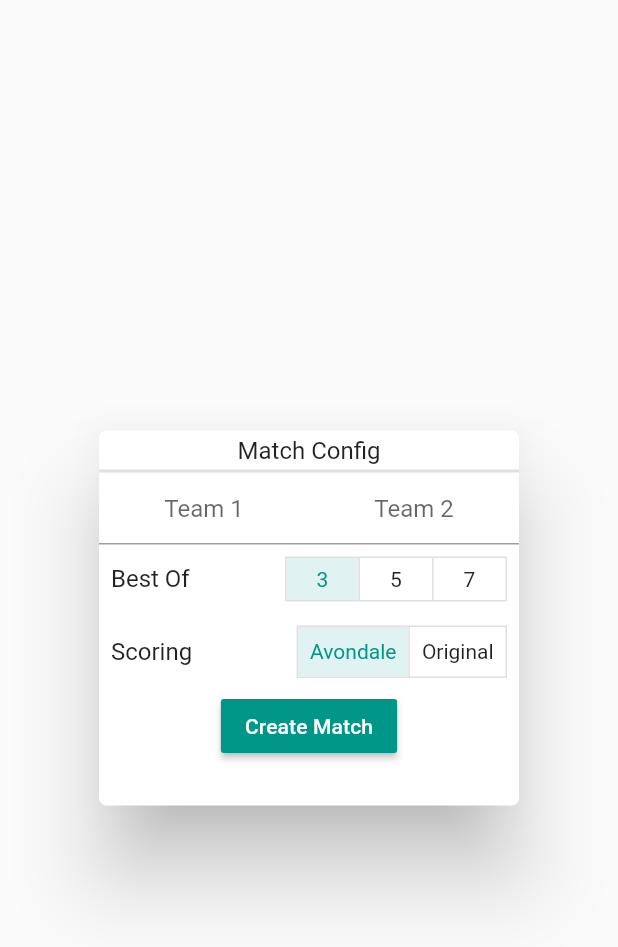
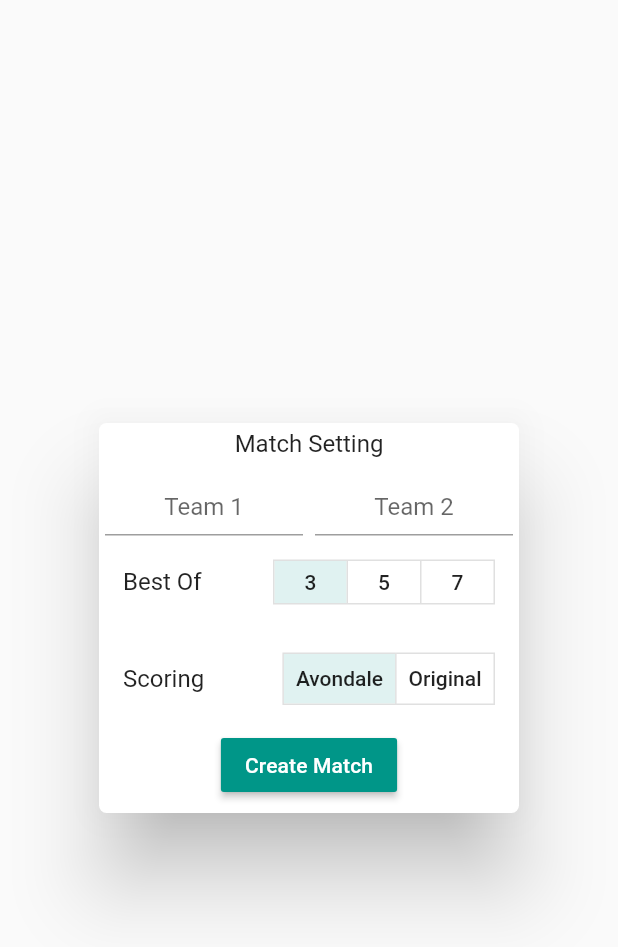
Before and after one commit to linusyoung/fivehundreds, a Flutter app: the NewMatch widget shown alone on an empty page, opened directly, on a phone screen of 412 x 824 dp. Shown: the top 947 px of the screen. Run offline on Flutter 3.47's test engine with Material 2 defaults, Android fonts, the phone set to English and light mode, and no system bars; our stand-ins replace flutter_icons, google_fonts, shared_preferences; accounts and stored records are empty; Roboto replaces fonts that are missing (Courgette).

Commit message:
update match page layout

```diff
--- a/lib/match_data_helper.dart
+++ b/lib/match_data_helper.dart
@@ -3,10 +3,10 @@ import 'dart:convert';
 import 'package:shared_preferences/shared_preferences.dart';
 
 class MatchDataHelper {
-  static Future<String> getMatchInfo(String key) async {
+  static Future<dynamic> getMatchInfo(String key) async {
     final SharedPreferences prefs = await SharedPreferences.getInstance();
 
-    return json.decode(prefs.getString(key)) ?? '';
+    return json.decode(prefs.getString(key)) ?? null;
   }
 
   static Future<bool> setMatchInfo(String key, dynamic value) async {
--- a/lib/model/match_config.dart
+++ b/lib/model/match_config.dart
@@ -6,10 +6,12 @@ class MatchConfig {
   final int games;
   final ScoreMode scoreMode;
   final String uuid;
+  final bool isNewMatch;
 
   MatchConfig(
       {@required this.teamName,
       @required this.games,
       @required this.scoreMode,
+      @required this.isNewMatch,
       @required this.uuid});
 }
--- a/lib/model/match_info.dart
+++ b/lib/model/match_info.dart
@@ -3,12 +3,13 @@ import 'dart:convert';
 class MatchInfo {
   List<String> teamName;
   List<bool> matchScore;
-  // final List<ScoreCard> handHistory;
+  List<int> handHistory;
   List<int> teamScore;
   int games;
   int roundPlayed;
   int handsPlayed;
   int completed;
+  int scoreModeIndex;
 
   MatchInfo();
 
@@ -19,6 +20,13 @@ class MatchInfo {
     _matchScore = _matchScore.substring(1, _matchScore.length - 1);
     String _teamScore = json['team_score'];
     _teamScore = _teamScore.substring(1, _teamScore.length - 1);
+    var _handHistory = json['hand_history'];
+    if (_handHistory != "[]") {
+      String _hand = _handHistory.substring(1, _handHistory.length - 1);
+      handHistory = _hand.split(',').map((e) => int.parse(e)).toList();
+    } else {
+      handHistory = [];
+    }
 
     teamName =
         _teamName.split(',').map((e) => e.substring(1, e.length - 1)).toList();
@@ -29,6 +37,7 @@ class MatchInfo {
     roundPlayed = int.parse(json['round_played']);
     handsPlayed = int.parse(json['hands_played']);
     completed = int.parse(json['completed']);
+    scoreModeIndex = int.parse(json['score_mode_index']);
   }
 
   Map<String, dynamic> toJson() => {
@@ -39,5 +48,7 @@ class MatchInfo {
         'round_played': json.encode(roundPlayed),
         'hands_played': json.encode(handsPlayed),
         'completed': json.encode(completed),
+        'hand_history': json.encode(handHistory),
+        'score_mode_index': json.encode(scoreModeIndex),
       };
 }
--- a/lib/pages/home_page.dart
+++ b/lib/pages/home_page.dart
@@ -30,6 +30,7 @@ class _MyHomePageState extends State<MyHomePage> {
                   gridDelegate: SliverGridDelegateWithFixedCrossAxisCount(
                     crossAxisCount: 3,
                     mainAxisSpacing: 0,
+                    childAspectRatio: 0.9,
                   ),
                   itemCount: snapshot.data.length,
                   itemBuilder: (BuildContext context, int index) {
@@ -38,10 +39,10 @@ class _MyHomePageState extends State<MyHomePage> {
                     var json = matchPrefs.values.toList()[0];
                     MatchInfo matchInfo = MatchInfo.fromJson(json);
                     return MatchSummary(
-                      completed: matchInfo.completed,
                       teamName: matchInfo.teamName,
+                      matchScore: matchInfo.matchScore,
+                      uuid: matchPrefs.keys.toList()[0],
                       games: matchInfo.games,
-                      matchScore: matchInfo.matchScore,
                     );
                   })
               : Container(
--- a/lib/widgets/display_score.dart
+++ b/lib/widgets/display_score.dart
@@ -14,9 +14,9 @@ class DisplayScore extends StatelessWidget {
 
     return Text(
       '$score',
-      style: TextStyle(
-        color: _scoreColor,
-      ),
+      style: Theme.of(context).textTheme.bodyText1.copyWith(
+            color: _scoreColor,
+          ),
     );
   }
 }
--- a/lib/widgets/new_match.dart
+++ b/lib/widgets/new_match.dart
@@ -19,7 +19,7 @@ class _NewMatchState extends State<NewMatch> {
     return Dialog(
       shape: RoundedRectangleBorder(borderRadius: BorderRadius.circular(5.0)),
       child: Container(
-        height: 250,
+        height: 260,
         width: 200,
         child: Column(
           children: <Widget>[
@@ -29,22 +29,21 @@ class _NewMatchState extends State<NewMatch> {
                 mainAxisAlignment: MainAxisAlignment.center,
                 children: <Widget>[
                   Text(
-                    'Match Config',
+                    'Match Setting',
                     style: Theme.of(context).textTheme.subtitle1,
                   )
                 ],
               ),
             ),
-            Divider(
-              height: 1.0,
-              thickness: 2.0,
-            ),
             Row(
               mainAxisAlignment: MainAxisAlignment.spaceBetween,
               children: <Widget>[
                 Flexible(
+                  child: Padding(
+                    padding: const EdgeInsets.symmetric(horizontal: 4.0),
                     child: TextField(
                       textAlign: TextAlign.center,
+                      textAlignVertical: TextAlignVertical.bottom,
                       decoration: InputDecoration(
                         hintText: 'Team 1',
                       ),
@@ -53,33 +52,52 @@ class _NewMatchState extends State<NewMatch> {
                       },
                     ),
                   ),
+                ),
                 Flexible(
+                  child: Padding(
+                    padding: const EdgeInsets.symmetric(horizontal: 4.0),
                     child: TextField(
                       textAlign: TextAlign.center,
+                      textAlignVertical: TextAlignVertical.bottom,
                       decoration: InputDecoration(hintText: 'Team 2'),
                       onChanged: (String value) {
                         team2Name = value;
                       },
                     ),
                   ),
+                ),
               ],
             ),
             Padding(
-              padding: const EdgeInsets.all(8.0),
+              padding: const EdgeInsets.all(16.0),
               child: Row(
                 mainAxisAlignment: MainAxisAlignment.spaceBetween,
                 children: <Widget>[
-                  Text(
+                  Flexible(
+                    flex: 1,
+                    child: Container(
+                      child: Text(
                         'Best Of',
                         style: Theme.of(context).textTheme.subtitle1,
+                      ),
+                    ),
                   ),
                   Container(
                     height: 30.0,
                     child: ToggleButtons(
                       children: <Widget>[
-                        Text('3'),
-                        Text('5'),
-                        Text('7'),
+                        Text(
+                          '3',
+                          style: Theme.of(context).textTheme.bodyText1,
+                        ),
+                        Text(
+                          '5',
+                          style: Theme.of(context).textTheme.bodyText1,
+                        ),
+                        Text(
+                          '7',
+                          style: Theme.of(context).textTheme.bodyText1,
+                        ),
                       ],
                       onPressed: (int index) {
                         setState(() {
@@ -101,29 +119,34 @@ class _NewMatchState extends State<NewMatch> {
               ),
             ),
             Padding(
-              padding: const EdgeInsets.all(8.0),
+              padding: const EdgeInsets.all(16.0),
               child: Row(
                 mainAxisAlignment: MainAxisAlignment.spaceBetween,
                 children: <Widget>[
-                  Text(
+                  Flexible(
+                    flex: 1,
+                    child: Text(
                       'Scoring',
                       style: Theme.of(context).textTheme.subtitle1,
+                    ),
                   ),
                   Container(
                     height: 35.0,
                     child: ToggleButtons(
                       children: <Widget>[
-                        // Padding(
-                        //   padding: const EdgeInsets.all(8.0),
-                        //   child: Text('Perfect'),
-                        // ),
                         Padding(
                           padding: const EdgeInsets.all(8.0),
-                          child: Text('Avondale'),
+                          child: Text(
+                            'Avondale',
+                            style: Theme.of(context).textTheme.bodyText1,
+                          ),
                         ),
                         Padding(
                           padding: const EdgeInsets.all(8.0),
-                          child: Text('Original'),
+                          child: Text(
+                            'Original',
+                            style: Theme.of(context).textTheme.bodyText1,
+                          ),
                         ),
                       ],
                       onPressed: (int index) {
@@ -148,9 +171,7 @@ class _NewMatchState extends State<NewMatch> {
             RaisedButton(
               child: Text(
                 'Create Match',
-                style: Theme.of(context).textTheme.subtitle2.copyWith(
-                      color: Colors.white,
-                    ),
+                style: Theme.of(context).textTheme.subtitle2,
               ),
               color: Theme.of(context).primaryColor,
               onPressed: _showMatchPage,
@@ -176,6 +197,7 @@ class _NewMatchState extends State<NewMatch> {
                       teamName: teamName,
                       games: games,
                       scoreMode: scoreMode,
+                      isNewMatch: true,
                       uuid: uuid.v4().toString()),
                 )));
   }
--- a/lib/widgets/score_card.dart
+++ b/lib/widgets/score_card.dart
@@ -1,7 +1,6 @@
 import 'package:fivehundreds/model/models.dart';
 import 'package:fivehundreds/widgets/widgets.dart';
 import 'package:flutter/material.dart';
-import 'package:flutter_icons/flutter_icons.dart';
 
 class ScoreCard extends StatelessWidget {
   final int bid;
@@ -28,10 +27,7 @@ class ScoreCard extends StatelessWidget {
     Widget _bidIcon = Row(
       mainAxisAlignment: MainAxisAlignment.spaceEvenly,
       children: <Widget>[
-        Icon(
-          Bid.iconList[bid % 5],
-          color: Bid.color[bid % 5],
-        ),
+        Bid().getBidIcon(bid % 5),
         Padding(
           padding: const EdgeInsets.only(
             right: 12.0,
```
Also changed, not shown: lib/model/bid.dart (+7 -0 lines), lib/model/score.dart (+18 -11 lines), lib/pages/match_page.dart (+79 -13 lines), lib/widgets/match_summary.dart (+72 -50 lines), lib/widgets/score_board.dart (+36 -1 lines), lib/widgets/team_selection.dart (+6 -4 lines). Lines whose indentation alone changed are shown as unchanged.
